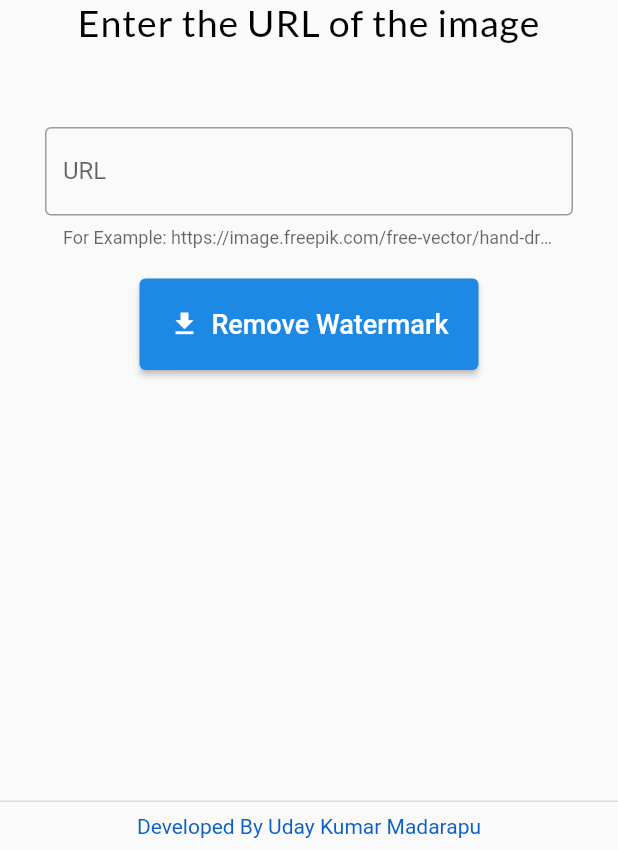
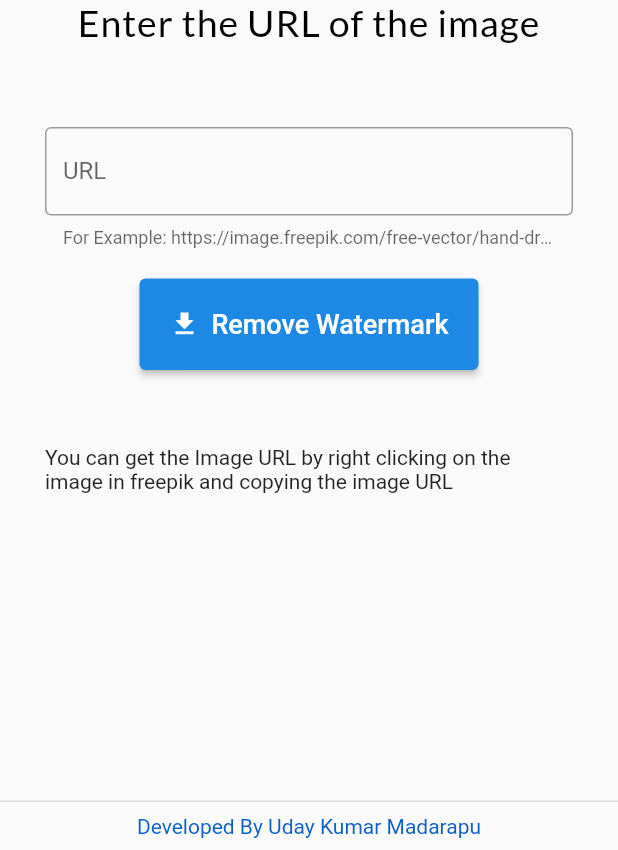
Before and after one commit to udaykumaruking/freepik_watermark_remover, a Flutter app: the screen it shows after launch, on a phone screen of 412 x 824 dp, the part 386-1236 px from its top. Run offline on Flutter 3.47's test engine with Material 2 defaults, Android fonts, the phone set to English and light mode, and no system bars; our stand-ins replace google_fonts.

Commit message:
added instructions

```diff
--- a/lib/screens/home_screen.dart
+++ b/lib/screens/home_screen.dart
@@ -119,9 +119,19 @@ class _FreepikWatermarkRemoverState extends State<FreepikWatermarkRemover> {
 
   showImage(show) {
     if (show == false) {
-      return null;
+      return const Text(
+          'You can get the Image URL by right clicking on the image in freepik and copying the image URL');
     } else {
-      return Image.network(url);
+      return Column(
+        children: [
+          Image.network(url),
+          const SizedBox(
+            height: 25,
+          ),
+          const Text(
+              'You can download the image by right clicking on the iamge and click on Save.')
+        ],
+      );
     }
   }
 }
```
Also changed, not shown: 1 other file.
